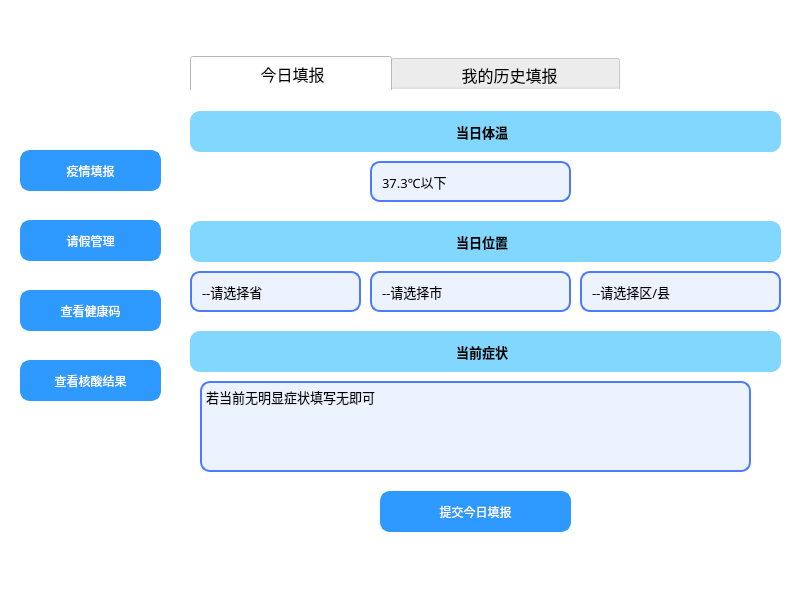
Old version of the form student.ui in the repository sukiiiKotori/pymysql.
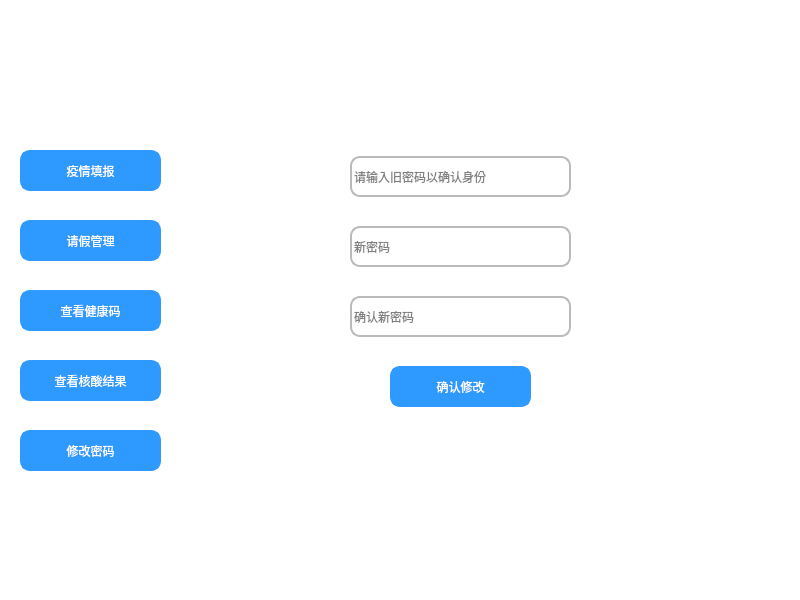
New version of the form. The open tabs and pages were chosen to show the change. Icons and pictures are not drawn.

```diff
--- a/student.ui
+++ b/student.ui
@@ -1745,6 +1745,132 @@
       </property>
      </widget>
     </widget>
+    <widget class="QWidget" name="tab_9">
+     <attribute name="title">
+      <string>Tab 5</string>
+     </attribute>
+     <widget class="QLineEdit" name="password_lineEdit_new">
+      <property name="geometry">
+       <rect>
+        <x>160</x>
+        <y>190</y>
+        <width>221</width>
+        <height>41</height>
+       </rect>
+      </property>
+      <property name="styleSheet">
+       <string notr="true">border:2px solid rgb(186,186,186);
+font: 10pt &quot;微软雅黑&quot;;
+border-radius:10px
+</string>
+      </property>
+      <property name="echoMode">
+       <enum>QLineEdit::Password</enum>
+      </property>
+      <property name="placeholderText">
+       <string>新密码</string>
+      </property>
+     </widget>
+     <widget class="QLineEdit" name="password_comfirm_lineEdit">
+      <property name="geometry">
+       <rect>
+        <x>160</x>
+        <y>260</y>
+        <width>221</width>
+        <height>41</height>
+       </rect>
+      </property>
+      <property name="styleSheet">
+       <string notr="true">border:2px solid rgb(186,186,186);
+font: 10pt &quot;微软雅黑&quot;;
+border-radius:10px
+</string>
+      </property>
+      <property name="echoMode">
+       <enum>QLineEdit::Password</enum>
+      </property>
+      <property name="placeholderText">
+       <string>确认新密码</string>
+      </property>
+     </widget>
+     <widget class="QLineEdit" name="password_lineEdit_old">
+      <property name="geometry">
+       <rect>
+        <x>160</x>
+        <y>120</y>
+        <width>221</width>
+        <height>41</height>
+       </rect>
+      </property>
+      <property name="styleSheet">
+       <string notr="true">border:2px solid rgb(186,186,186);
+font: 10pt &quot;微软雅黑&quot;;
+border-radius:10px
+</string>
+      </property>
+      <property name="echoMode">
+       <enum>QLineEdit::Password</enum>
+      </property>
+      <property name="placeholderText">
+       <string>请输入旧密码以确认身份</string>
+      </property>
+     </widget>
+     <widget class="QPushButton" name="leave_button_2">
+      <property name="geometry">
+       <rect>
+        <x>200</x>
+        <y>330</y>
+        <width>141</width>
+        <height>41</height>
+       </rect>
+      </property>
+      <property name="styleSheet">
+       <string notr="true">QPushButton{
+	font: 12pt &quot;微软雅黑&quot;;
+	
+	background-color:rgb(46, 154, 255);
+	color: rgb(255, 255, 255);
+	border: 3px solid rgb(46, 154, 255);
+	border-radius:10px
+}
+QPushButton:hover{
+	
+	color:rgb(46, 154, 255);
+	background-color: rgb(255, 255, 255);
+}
+QPushButton:pressed{
+	padding-top:5px;
+	padding-left:5px
+}
+</string>
+      </property>
+      <property name="text">
+       <string>确认修改</string>
+      </property>
+     </widget>
+     <widget class="QLabel" name="label_9">
+      <property name="geometry">
+       <rect>
+        <x>180</x>
+        <y>390</y>
+        <width>171</width>
+        <height>31</height>
+       </rect>
+      </property>
+      <property name="font">
+       <font>
+        <family>微软雅黑</family>
+        <pointsize>12</pointsize>
+       </font>
+      </property>
+      <property name="styleSheet">
+       <string notr="true">color: rgb(255, 0, 0);</string>
+      </property>
+      <property name="text">
+       <string/>
+      </property>
+     </widget>
+    </widget>
    </widget>
    <widget class="QPushButton" name="report_button">
     <property name="geometry">
@@ -1878,13 +2004,46 @@
      <string>查看健康码</string>
     </property>
    </widget>
+   <widget class="QPushButton" name="change_password_button">
+    <property name="geometry">
+     <rect>
+      <x>20</x>
+      <y>430</y>
+      <width>141</width>
+      <height>41</height>
+     </rect>
+    </property>
+    <property name="styleSheet">
+     <string notr="true">QPushButton{
+	font: 12pt &quot;微软雅黑&quot;;
+	
+	background-color:rgb(46, 154, 255);
+	color: rgb(255, 255, 255);
+	border: 3px solid rgb(46, 154, 255);
+	border-radius:10px
+}
+QPushButton:hover{
+	
+	color:rgb(46, 154, 255);
+	background-color: rgb(255, 255, 255);
+}
+QPushButton:pressed{
+	padding-top:5px;
+	padding-left:5px
+}
+</string>
+    </property>
+    <property name="text">
+     <string>修改密码</string>
+    </property>
+   </widget>
    <widget class="QLabel" name="label_10">
     <property name="geometry">
      <rect>
-      <x>80</x>
-      <y>0</y>
-      <width>401</width>
-      <height>41</height>
+      <x>110</x>
+      <y>10</y>
+      <width>441</width>
+      <height>31</height>
      </rect>
     </property>
     <property name="text">
```
